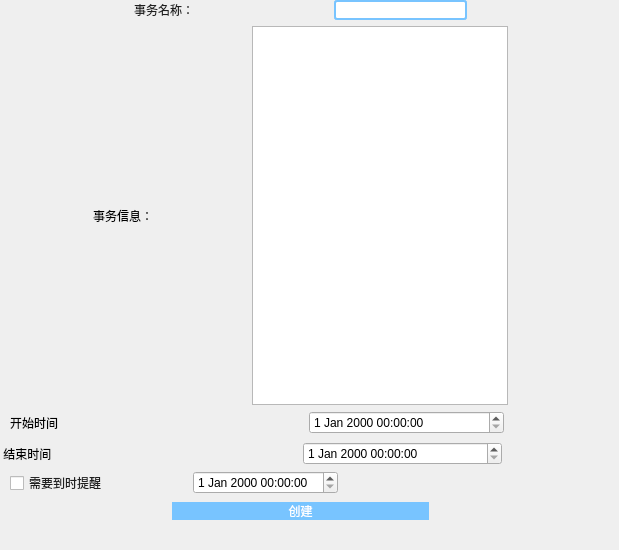
Before: the Qt Designer form add_sche_task.ui in interestingLSY/DDL-Firewall, drawn with Qt 5.
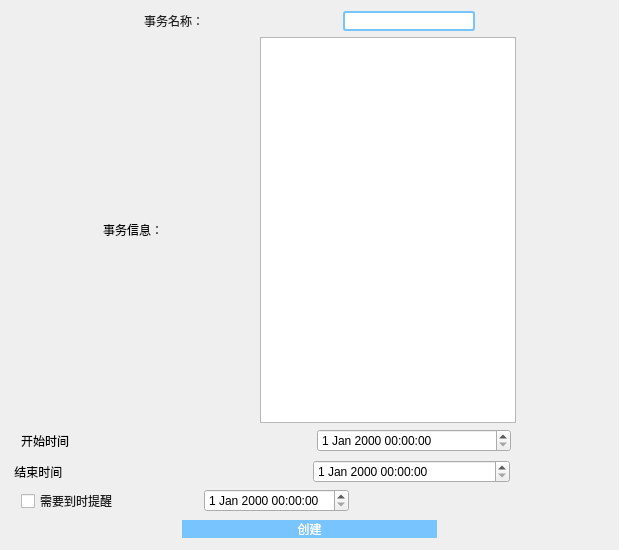
After: the same form once the commit is applied.

The edit to the form file:
```diff
--- a/add_sche_task.ui
+++ b/add_sche_task.ui
@@ -16,15 +16,8 @@
   <property name="autoFillBackground">
    <bool>false</bool>
   </property>
-  <widget class="QWidget" name="verticalLayoutWidget">
-   <property name="geometry">
-    <rect>
-     <x>0</x>
-     <y>0</y>
-     <width>601</width>
-     <height>521</height>
-    </rect>
-   </property>
+  <layout class="QGridLayout" name="gridLayout">
+   <item row="0" column="0">
    <layout class="QVBoxLayout" name="verticalLayout" stretch="6,0,6,6,6,8">
     <property name="sizeConstraint">
      <enum>QLayout::SetDefaultConstraint</enum>
@@ -367,7 +360,8 @@
      </layout>
     </item>
    </layout>
-  </widget>
+   </item>
+  </layout>
  </widget>
  <resources/>
  <connections/>
```
Lines whose indentation alone changed are shown as unchanged.
